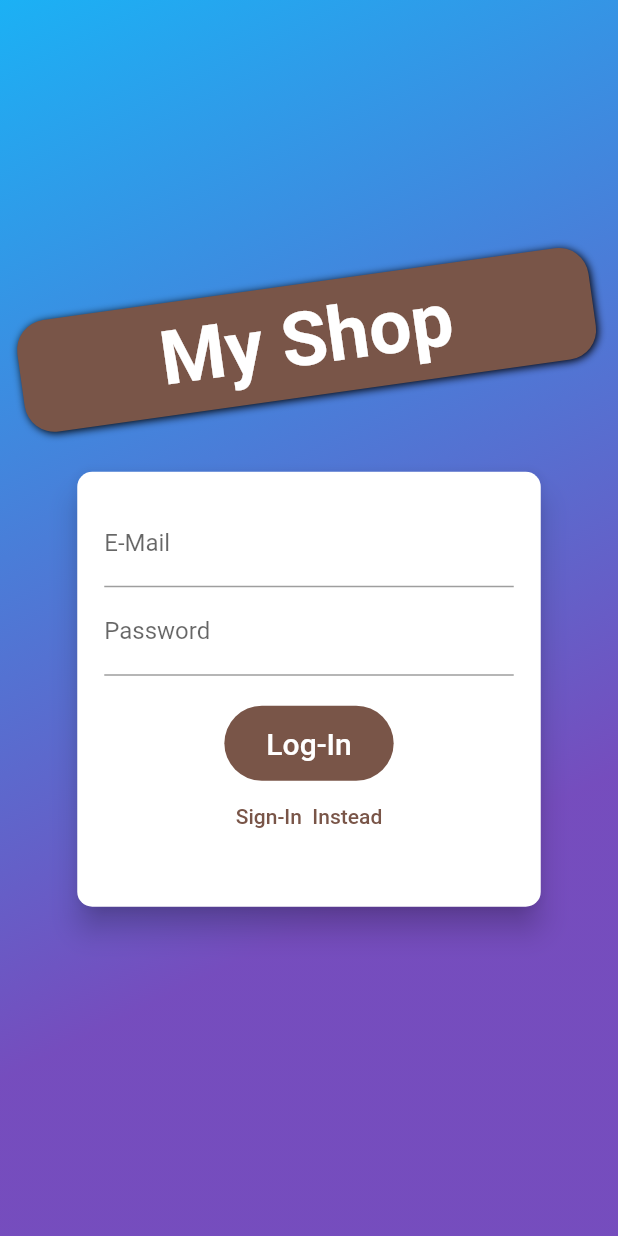
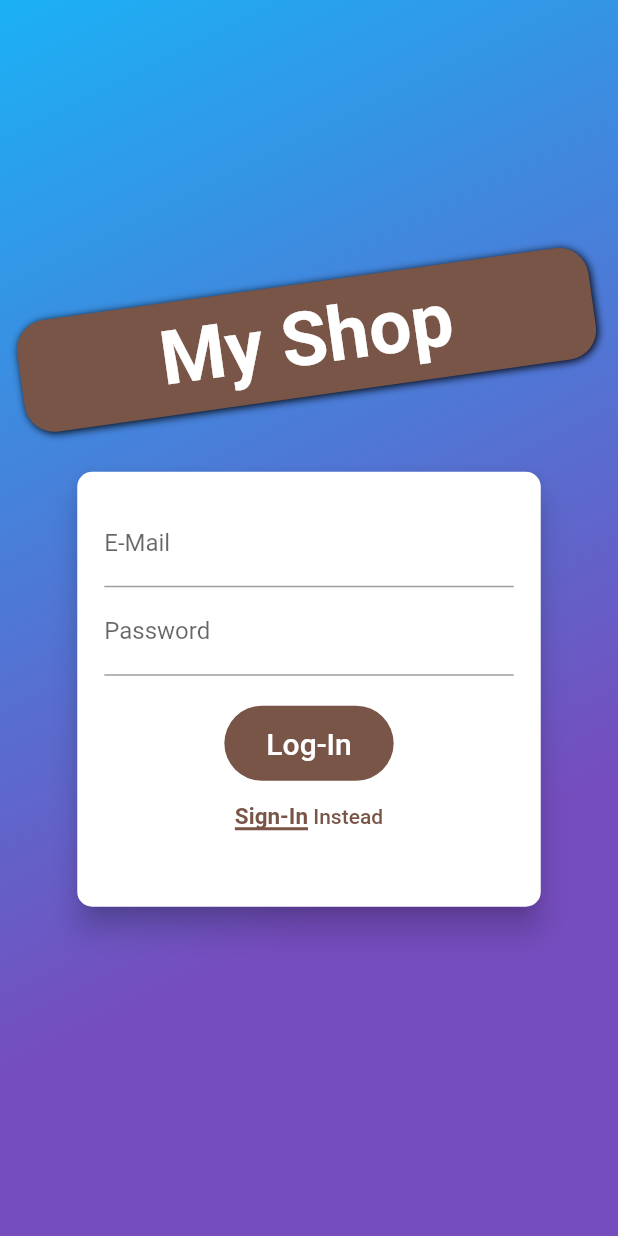
Before and after one commit to Dante291/Market_maven, a Flutter app: the screen it shows after launch, on a phone screen of 412 x 824 dp. Run offline on Flutter 3.47's test engine with Material 2 defaults, Android fonts, the phone set to English and light mode, and no system bars.

```diff
--- a/lib/Providers/button.dart
+++ b/lib/Providers/button.dart
@@ -8,7 +8,6 @@ class button with ChangeNotifier {
 
   void Togglecart() {
     ad.isinCart = false;
-    print(ad);
     notifyListeners();
   }
 }
--- a/lib/Screens/auth_screen.dart
+++ b/lib/Screens/auth_screen.dart
@@ -195,7 +195,7 @@ class _AuthCardState extends State<AuthCard> {
                   keyboardType: TextInputType.visiblePassword,
                   validator: (value) {
                     if (value!.isEmpty || value.length < 6) {
-                      return 'Invalid Email';
+                      return 'Invalid password';
                     }
                     ;
                   },
@@ -240,9 +240,30 @@ class _AuthCardState extends State<AuthCard> {
                   ),
                 TextButton(
                   onPressed: _switchauthMode,
-                  child: Text(
-                      (_authMode == AuthMode.Login ? 'Sign-In' : 'LogIn') +
-                          '  Instead'),
+                  child: Row(
+                    mainAxisAlignment: MainAxisAlignment.center,
+                    children: [
+                      DecoratedBox(
+                          decoration: BoxDecoration(
+                            border: Border(
+                              bottom: BorderSide(
+                                width:
+                                    2.0, // Adjust the thickness of the line as needed
+                                color: Theme.of(context)
+                                    .primaryColor, // Specify the color of the line
+                              ),
+                            ),
+                          ),
+                          child: Text(
+                            _authMode == AuthMode.Login ? 'Sign-In' : 'LogIn',
+                            style: TextStyle(
+                              fontSize: 15,
+                              fontWeight: FontWeight.bold,
+                            ),
+                          )),
+                      Text(' Instead'),
+                    ],
+                  ),
                 )
               ],
             ),
```
Also changed, not shown: lib/Screens/order_screen.dart (+19 -1 lines), lib/Screens/product_overview_screen.dart (+17 -0 lines), lib/Screens/user_product_screen.dart (+20 -1 lines).
